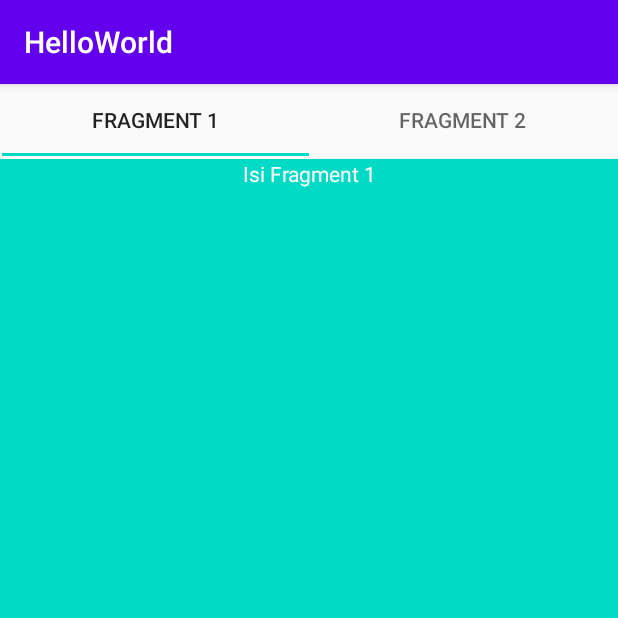
After one commit to HezkielRivaldoSiregar/ProgAndroid, an Android app: the FragmentTop screen opened directly, with no data from a screen before it, on a phone screen of 412 x 824 dp, the top half of it. The commit adds this screen. Run offline under Robolectric (Android 15) with nearby library versions, the phone set to English and light mode, and no system bars.

Commit message:
+add fragment

```diff
--- a/app/build.gradle
+++ b/app/build.gradle
@@ -26,6 +26,7 @@ dependencies {
     implementation fileTree(dir: "libs", include: ["*.jar"])
     implementation 'androidx.appcompat:appcompat:1.2.0'
     implementation 'androidx.constraintlayout:constraintlayout:2.0.1'
+    implementation 'com.google.android.material:material:1.0.0'
     testImplementation 'junit:junit:4.12'
     androidTestImplementation 'androidx.test.ext:junit:1.1.2'
     androidTestImplementation 'androidx.test.espresso:espresso-core:3.3.0'
--- a/app/src/main/AndroidManifest.xml
+++ b/app/src/main/AndroidManifest.xml
@@ -9,13 +9,14 @@
         android:roundIcon="@mipmap/ic_launcher_round"
         android:supportsRtl="true"
         android:theme="@style/AppTheme">
-        <activity android:name=".MainActivity">
+        <activity android:name=".LoginActivity">
             <intent-filter>
                 <action android:name="android.intent.action.MAIN" />
 
                 <category android:name="android.intent.category.LAUNCHER" />
             </intent-filter>
         </activity>
+        <activity android:name=".HomeActivity" />
     </application>
 
 </manifest>
--- /dev/null
+++ b/app/src/main/java/com/example/helloworld/FragmentBottom.java
@@ -0,0 +1,18 @@
+package com.example.helloworld;
+
+import android.os.Bundle;
+import android.util.Log;
+import android.view.LayoutInflater;
+import android.view.View;
+import android.view.ViewGroup;
+
+import androidx.fragment.app.Fragment;
+
+public class FragmentBottom extends Fragment {
+    private static final String TAG = FragmentBottom.class.getSimpleName();
+
+    public View onCreateView(LayoutInflater inflater, ViewGroup container, Bundle savedInstanceState){
+        Log.i(TAG, "onCreateView: FragmentBottom");
+        return inflater.inflate(R.layout.fragment_bottom, container, false);
+    }
+}
--- /dev/null
+++ b/app/src/main/java/com/example/helloworld/FragmentTop.java
@@ -0,0 +1,17 @@
+package com.example.helloworld;
+
+import android.os.Bundle;
+import android.util.Log;
+import android.view.LayoutInflater;
+import android.view.View;
+import android.view.ViewGroup;
+import androidx.fragment.app.Fragment;
+
+public class FragmentTop extends Fragment {
+    private static final String TAG =FragmentTop.class.getSimpleName();
+
+    public View onCreateView(LayoutInflater inflater, ViewGroup container, Bundle savedInstanceState){
+        Log.i(TAG, "onCreateView: FragmentTop");
+        return inflater.inflate(R.layout.fragment_top, container, false);
+    }
+}
--- /dev/null
+++ b/app/src/main/java/com/example/helloworld/HomeActivity.java
@@ -0,0 +1,48 @@
+package com.example.helloworld;
+
+import android.os.Bundle;
+import android.util.Log;
+import android.widget.FrameLayout;
+
+import androidx.appcompat.app.AppCompatActivity;
+import androidx.viewpager.widget.ViewPager;
+
+import com.google.android.material.tabs.TabItem;
+import com.google.android.material.tabs.TabLayout;
+
+public class HomeActivity extends AppCompatActivity {
+
+    private static final String TAG = HomeActivity.class.getSimpleName();
+    private FrameLayout fragmentHolder;
+    @Override
+    protected void onCreate(Bundle savedInstanceState) {
+        super.onCreate(savedInstanceState);
+        setContentView(R.layout.activity_home);
+
+        final TabLayout tabLayout = findViewById(R.id.tabBar);
+        TabItem tabLeft = findViewById(R.id.fragmentTop);
+        TabItem tabRight = findViewById(R.id.fragmentBottom);
+        final ViewPager viewPager = findViewById(R.id.viewPager);
+
+        PagerAdapter pagerAdapter = new PagerAdapter(getSupportFragmentManager(), tabLayout.getTabCount());
+
+        viewPager.setAdapter(pagerAdapter);
+
+        tabLayout.addOnTabSelectedListener(new TabLayout.OnTabSelectedListener() {
+            @Override
+            public void onTabSelected(TabLayout.Tab tab) {
+                viewPager.setCurrentItem(tab.getPosition());
+            }
+
+            @Override
+            public void onTabUnselected(TabLayout.Tab tab) {
+
+            }
+
+            @Override
+            public void onTabReselected(TabLayout.Tab tab) {
+
+            }
+        });
+    }
+}
--- /dev/null
+++ b/app/src/main/java/com/example/helloworld/PagerAdapter.java
@@ -0,0 +1,34 @@
+package com.example.helloworld;
+
+import androidx.fragment.app.Fragment;
+import androidx.fragment.app.FragmentManager;
+import androidx.fragment.app.FragmentPagerAdapter;
+
+import com.example.helloworld.FragmentBottom;
+import com.example.helloworld.FragmentTop;
+
+public class PagerAdapter extends FragmentPagerAdapter {
+
+    private int numOfTabs;
+
+    public PagerAdapter(FragmentManager fm, int numOfTabs){
+        super(fm);
+        this.numOfTabs = numOfTabs;
+    }
+    @Override
+    public Fragment getItem(int position) {
+        switch (position){
+            case 0:
+                return new FragmentTop();
+            case 1:
+                return new FragmentBottom();
+            default:
+                return null;
+        }
+    }
+
+    @Override
+    public int getCount() {
+        return numOfTabs;
+    }
+}
--- /dev/null
+++ b/app/src/main/res/layout/activity_home.xml
@@ -0,0 +1,39 @@
+<?xml version="1.0" encoding="utf-8"?>
+<androidx.constraintlayout.widget.ConstraintLayout xmlns:android="http://schemas.android.com/apk/res/android"
+    xmlns:tools="http://schemas.android.com/tools"
+    android:layout_width="match_parent"
+    android:layout_height="match_parent"
+    xmlns:app="http://schemas.android.com/apk/res-auto"
+    android:orientation="vertical">
+
+
+    <com.google.android.material.tabs.TabLayout
+        android:id="@+id/tabBar"
+        android:layout_width="match_parent"
+        android:layout_height="0dp"
+        android:layout_marginStart="1dp"
+        android:layout_marginEnd="1dp"
+        app:layout_constraintEnd_toEndOf="parent"
+        app:layout_constraintHorizontal_bias="0.364"
+        app:layout_constraintStart_toStartOf="parent"
+        tools:layout_editor_absoluteY="-2dp">
+
+        <com.google.android.material.tabs.TabItem
+            android:id="@+id/fragmentTop"
+            android:layout_width="wrap_content"
+            android:layout_height="wrap_content"
+            android:text="Fragment 1" />
+
+        <com.google.android.material.tabs.TabItem
+            android:id="@+id/fragmentBottom"
+            android:layout_width="wrap_content"
+            android:layout_height="wrap_content"
+            android:text="Fragment 2" />
+    </com.google.android.material.tabs.TabLayout>
+
+    <androidx.viewpager.widget.ViewPager
+        android:layout_marginTop="50dp"
+        android:id="@+id/viewPager"
+        android:layout_width="0dp"
+        android:layout_height="match_parent"/>
+</androidx.constraintlayout.widget.ConstraintLayout>
--- /dev/null
+++ b/app/src/main/res/layout/fragment_top.xml
@@ -0,0 +1,14 @@
+<?xml version="1.0" encoding="utf-8"?>
+<LinearLayout
+    xmlns:android="http://schemas.android.com/apk/res/android"
+    android:layout_width="match_parent"
+    android:layout_height="match_parent"
+    android:background="@color/colorAccent">
+
+    <TextView
+        android:layout_width="match_parent"
+        android:layout_height="wrap_content"
+        android:textAlignment="center"
+        android:textColor="@color/White"
+        android:text="Isi Fragment 1"/>
+</LinearLayout>
```
Also changed, not shown: app/src/main/java/com/example/helloworld/LoginActivity.java (renamed from app/src/main/java/com/example/helloworld/MainActivity.java, +14 -11 lines), app/src/main/res/layout/fragment_bottom.xml (renamed from app/src/main/res/layout/home.xml, +4 -7 lines), app/src/main/res/layout/home_activity_screen.xml (deleted, +0 -17 lines).
